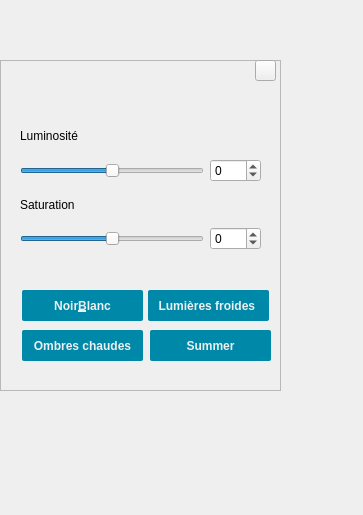
First picture: the form in filterarea.ui, repository NesrineGhannay/ImagEdit, before the edit.
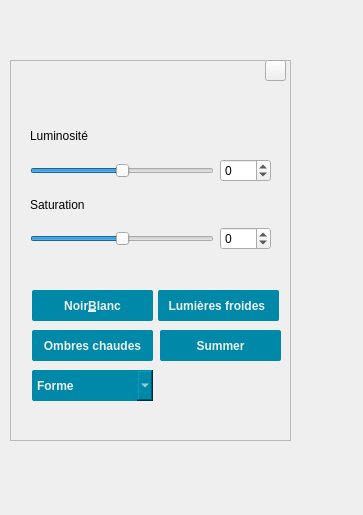
Second picture: the form after the edit. Icons and pictures are not drawn.

What changed in the file:
```diff
--- a/filterarea.ui
+++ b/filterarea.ui
@@ -16,10 +16,10 @@
   <widget class="QFrame" name="frame">
    <property name="geometry">
     <rect>
-     <x>0</x>
+     <x>10</x>
      <y>60</y>
      <width>281</width>
-     <height>331</height>
+     <height>381</height>
     </rect>
    </property>
    <property name="frameShape">
@@ -168,7 +168,7 @@
       <normaloff>:/cancel.png</normaloff>:/cancel.png</iconset>
     </property>
    </widget>
-   <widget class="QWidget" name="">
+   <widget class="QWidget" name="layoutWidget">
     <property name="geometry">
      <rect>
       <x>20</x>
@@ -269,6 +269,56 @@
      </item>
     </layout>
    </widget>
+   <widget class="QComboBox" name="comboBox">
+    <property name="geometry">
+     <rect>
+      <x>22</x>
+      <y>310</y>
+      <width>121</width>
+      <height>31</height>
+     </rect>
+    </property>
+    <property name="styleSheet">
+     <string notr="true">QComboBox {
+	font-family: &quot;Montserrat&quot;, sans-serif;
+	font-weight: 500;
+	color: #edf0f1;
+	background-color: rgba(0, 136, 169, 1);
+	border-radius: 2px;
+}
+
+
+QComboBox::pressed {
+	border: 2px solid #00f;
+}
+
+
+</string>
+    </property>
+    <item>
+     <property name="text">
+      <string>Forme</string>
+     </property>
+    </item>
+    <item>
+     <property name="text">
+      <string/>
+     </property>
+     <property name="icon">
+      <iconset resource="Ressources.qrc">
+       <normaloff>:/icone_rectangle_selection.png</normaloff>:/icone_rectangle_selection.png</iconset>
+     </property>
+    </item>
+    <item>
+     <property name="text">
+      <string/>
+     </property>
+     <property name="icon">
+      <iconset resource="Ressources.qrc">
+       <normaloff>:/icone_ovale_selection.png</normaloff>:/icone_ovale_selection.png</iconset>
+     </property>
+    </item>
+   </widget>
   </widget>
  </widget>
  <resources>
```
